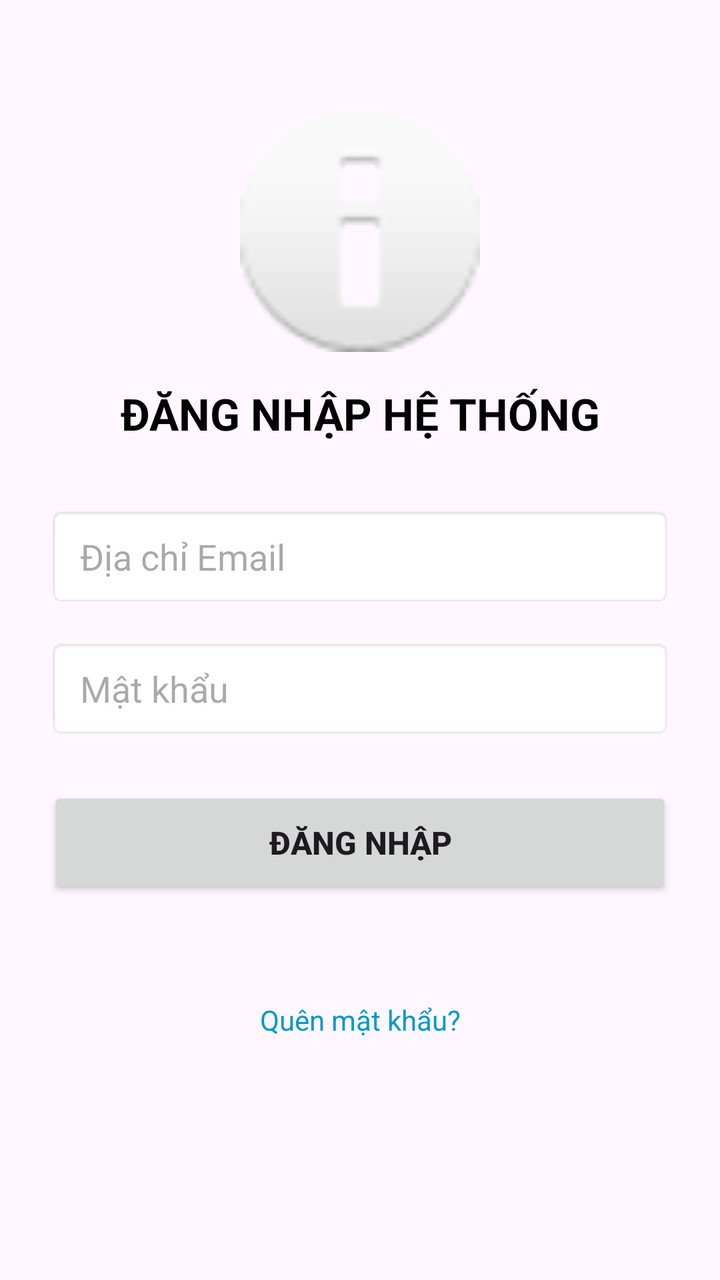
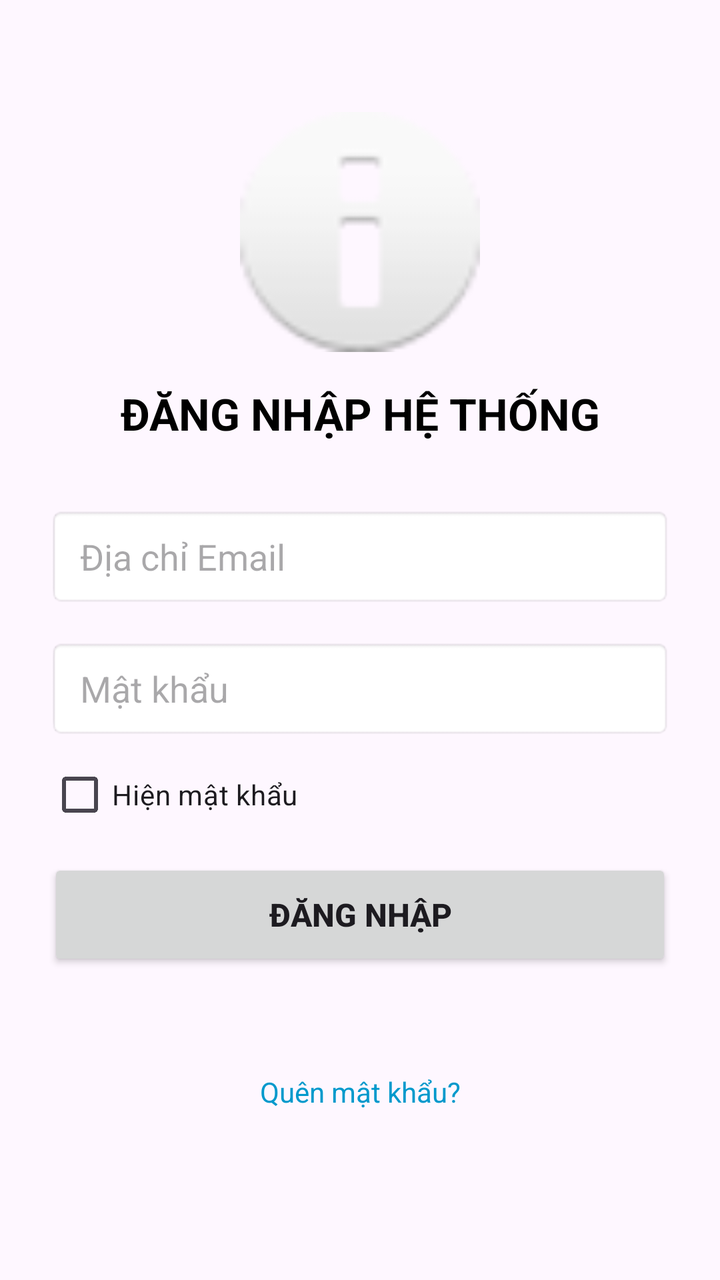

An Android layout rendered at two revisions. The XML below is the earlier revision; the diff shows what the commit changed to produce the second picture.
<!-- AndroidManifest.xml: application theme Theme.Lab2_Layout_ViewBinding -->
<!-- res/layout/activity_login.xml -->
<?xml version="1.0" encoding="utf-8"?>
<androidx.constraintlayout.widget.ConstraintLayout
    xmlns:android="http://schemas.android.com/apk/res/android"
    xmlns:app="http://schemas.android.com/apk/res-auto"
    android:layout_width="match_parent"
    android:layout_height="match_parent"
    android:padding="24dp">

    <ImageView
        android:id="@+id/imgLogo"
        android:layout_width="120dp"
        android:layout_height="120dp"
        android:layout_marginTop="32dp"
        android:contentDescription="@string/logo_desc"
        android:src="@android:drawable/ic_dialog_info"
        app:layout_constraintEnd_toEndOf="parent"
        app:layout_constraintStart_toStartOf="parent"
        app:layout_constraintTop_toTopOf="parent" />

    <TextView
        android:id="@+id/tvTitle"
        android:layout_width="wrap_content"
        android:layout_height="wrap_content"
        android:layout_marginTop="16dp"
        android:text="@string/login_title"
        android:textColor="@android:color/black"
        android:textSize="22sp"
        android:textStyle="bold"
        app:layout_constraintEnd_toEndOf="parent"
        app:layout_constraintStart_toStartOf="parent"
        app:layout_constraintTop_toBottomOf="@id/imgLogo" />

    <EditText
        android:id="@+id/edtEmail"
        android:layout_width="0dp"
        android:layout_height="50dp"
        android:layout_marginTop="32dp"
        android:autofillHints="emailAddress"
        android:background="@android:drawable/editbox_background"
        android:hint="@string/hint_email"
        android:imeOptions="actionNext"
        android:inputType="textEmailAddress"
        android:paddingStart="16dp"
        android:paddingEnd="16dp"
        app:layout_constraintEnd_toEndOf="parent"
        app:layout_constraintStart_toStartOf="parent"
        app:layout_constraintTop_toBottomOf="@id/tvTitle" />

    <EditText
        android:id="@+id/edtPassword"
        android:layout_width="0dp"
        android:layout_height="50dp"
        android:layout_marginTop="16dp"
        android:autofillHints="password"
        android:background="@android:drawable/editbox_background"
        android:hint="@string/hint_password"
        android:imeOptions="actionDone"
        android:inputType="textPassword"
        android:paddingStart="16dp"
        android:paddingEnd="16dp"
        app:layout_constraintEnd_toEndOf="parent"
        app:layout_constraintStart_toStartOf="parent"
        app:layout_constraintTop_toBottomOf="@id/edtEmail" />

    <Button
        android:id="@+id/btnLogin"
        android:layout_width="0dp"
        android:layout_height="56dp"
        android:layout_marginTop="24dp"
        android:text="@string/btn_login"
        android:textSize="16sp"
        android:textStyle="bold"
        app:layout_constraintEnd_toEndOf="parent"
        app:layout_constraintStart_toStartOf="parent"
        app:layout_constraintTop_toBottomOf="@id/edtPassword" />

    <TextView
        android:id="@+id/tvStatus"
        android:layout_width="0dp"
        android:layout_height="wrap_content"
        android:layout_marginTop="16dp"
        android:textAlignment="center"
        android:textColor="@android:color/holo_blue_dark"
        android:textSize="14sp"
        app:layout_constraintEnd_toEndOf="parent"
        app:layout_constraintStart_toStartOf="parent"
        app:layout_constraintTop_toBottomOf="@id/btnLogin" />

    <TextView
        android:id="@+id/tvForgotPassword"
        android:layout_width="wrap_content"
        android:layout_height="wrap_content"
        android:layout_marginTop="8dp"
        android:background="?attr/selectableItemBackground"
        android:padding="8dp"
        android:text="@string/forgot_password"
        android:textColor="@android:color/holo_blue_dark"
        android:textSize="14sp"
        app:layout_constraintEnd_toEndOf="parent"
        app:layout_constraintStart_toStartOf="parent"
        app:layout_constraintTop_toBottomOf="@id/tvStatus" />

</androidx.constraintlayout.widget.ConstraintLayout>
<!-- resources referenced by this layout -->
<resources>
  <string name="btn_login">ĐĂNG NHẬP</string>
  <string name="forgot_password">Quên mật khẩu?</string>
  <string name="hint_email">Địa chỉ Email</string>
  <string name="hint_password">Mật khẩu</string>
  <string name="login_title">ĐĂNG NHẬP HỆ THỐNG</string>
  <string name="logo_desc">Logo VLU</string>
  <style name="Theme.Lab2_Layout_ViewBinding" parent="Base.Theme.Lab2_Layout_ViewBinding" />
  <style name="Base.Theme.Lab2_Layout_ViewBinding" parent="Theme.Material3.DayNight.NoActionBar">
          
          
      </style>
</resources>

<!-- the commit's change to res/layout/activity_login.xml (unified diff, before → after) -->
@@ -62,17 +62,27 @@
         app:layout_constraintStart_toStartOf="parent"
         app:layout_constraintTop_toBottomOf="@id/edtEmail" />
 
+    <CheckBox
+        android:id="@+id/cbShowPassword"
+        android:layout_width="wrap_content"
+        android:layout_height="wrap_content"
+        android:layout_marginTop="4dp"
+        android:text="@string/cb_show_password"
+        android:textSize="14sp"
+        app:layout_constraintStart_toStartOf="parent"
+        app:layout_constraintTop_toBottomOf="@id/edtPassword" />
+
     <Button
         android:id="@+id/btnLogin"
         android:layout_width="0dp"
         android:layout_height="56dp"
-        android:layout_marginTop="24dp"
+        android:layout_marginTop="8dp"
         android:text="@string/btn_login"
         android:textSize="16sp"
         android:textStyle="bold"
         app:layout_constraintEnd_toEndOf="parent"
         app:layout_constraintStart_toStartOf="parent"
-        app:layout_constraintTop_toBottomOf="@id/edtPassword" />
+        app:layout_constraintTop_toBottomOf="@id/cbShowPassword" />
 
     <TextView
         android:id="@+id/tvStatus"
<!-- resource entries referenced after the edit -->
@@ -1,6 +1,7 @@
 <!-- resources referenced by this layout -->
 <resources>
   <string name="btn_login">ĐĂNG NHẬP</string>
+  <string name="cb_show_password">Hiện mật khẩu</string>
   <string name="forgot_password">Quên mật khẩu?</string>
   <string name="hint_email">Địa chỉ Email</string>
   <string name="hint_password">Mật khẩu</string>
